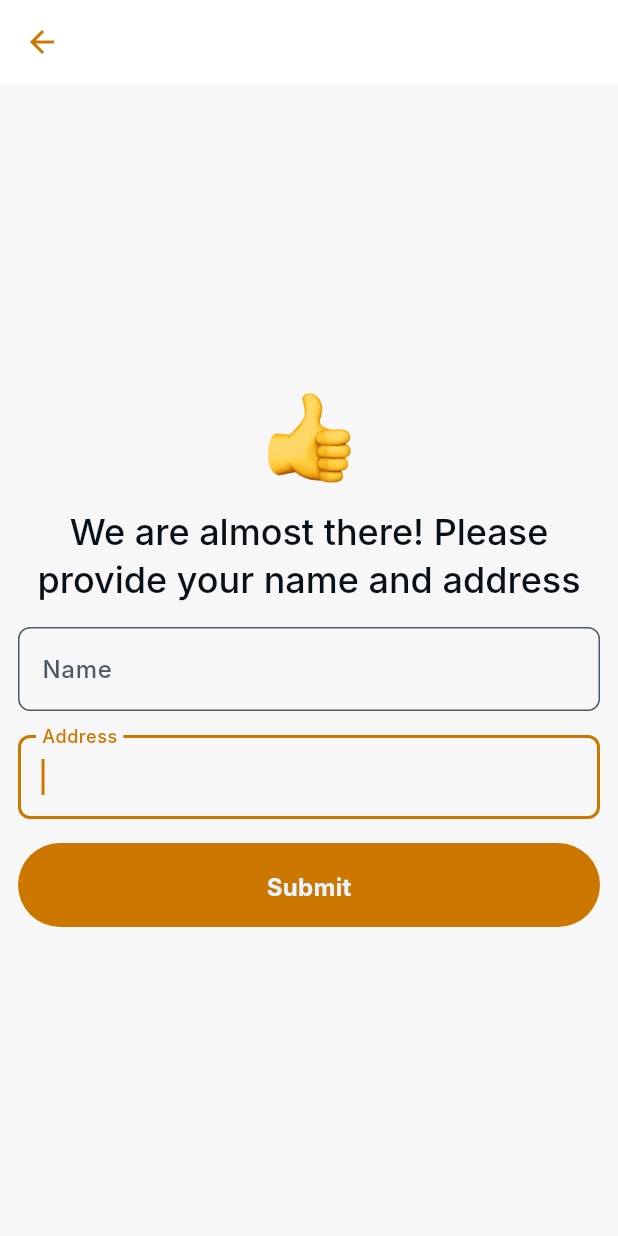
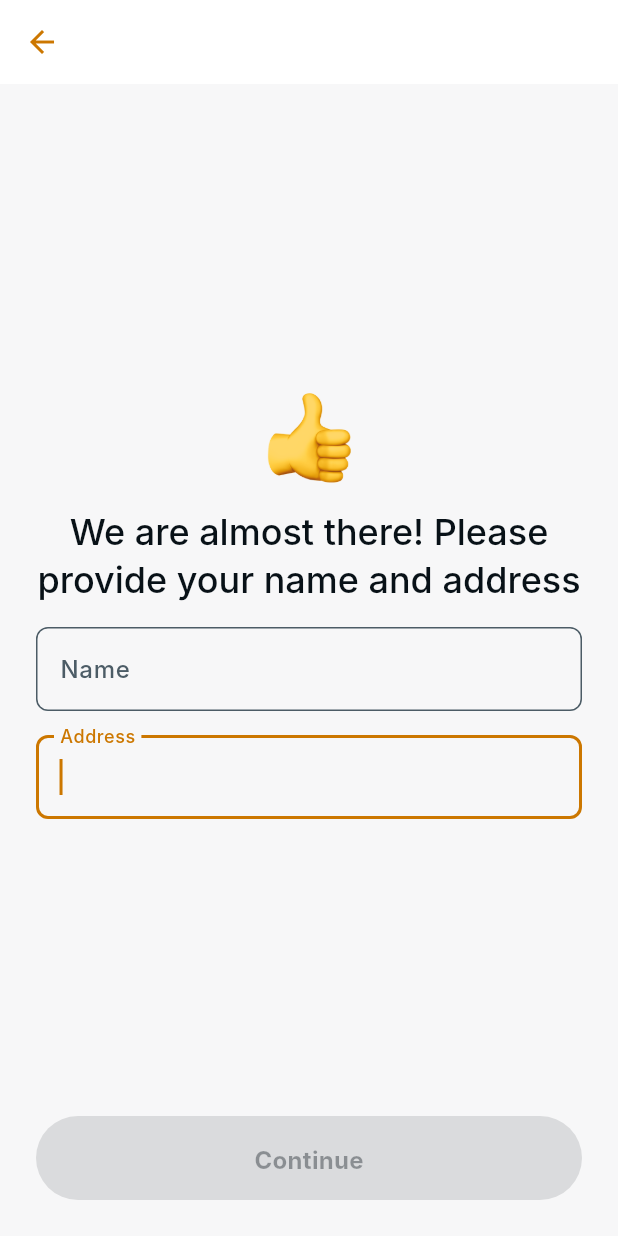
Before and after one commit to dccruzt/onboarding_form, a Flutter app: the CustomerDetailsScreen screen opened by its route, on a phone screen of 412 x 824 dp. Run offline on Flutter 3.47's test engine with Material 3 defaults, Android fonts, the phone set to English and light mode, and no system bars; our stand-ins replace equatable, flutter_bloc, flutter_svg, geocoding, geolocator, get_it; Roboto replaces fonts that are missing (Inter).

Commit message:
refactor: FormContent widget to include footer button

```diff
--- a/lib/ui/screens/customer_details/customer_details_screen.dart
+++ b/lib/ui/screens/customer_details/customer_details_screen.dart
@@ -1,9 +1,10 @@
 import 'package:flutter/material.dart';
 import 'package:flutter_bloc/flutter_bloc.dart';
-import 'package:onboarding_form/common/design_system/components/regular_filled_button.dart';
 
+import '../../../common/design_system/extensions/widget_list_ext.dart';
 import '../../../common/design_system/spacings.dart';
 import '../../controller/customer_details/customer_details_controller.dart';
+import '../../widgets/form_content.dart';
 
 class CustomerDetailsScreen extends StatefulWidget {
   const CustomerDetailsScreen({super.key, this.address});
@@ -46,7 +47,8 @@ class _CustomerDetailsScreenState extends State<CustomerDetailsScreen> {
                 listener: (context, state) {
                   _addressController.text = state.address ?? '';
                 },
-                child: Column(
+                child: FormContent(
+                  body: Column(
                     mainAxisAlignment: MainAxisAlignment.center,
                     children: [
                       Image.asset(
@@ -54,32 +56,25 @@ class _CustomerDetailsScreenState extends State<CustomerDetailsScreen> {
                         width: x15,
                         height: x15,
                       ),
-                    const SizedBox(height: x4),
                       Text(
                         'We are almost there! Please provide your name and address',
                         style: theme.textTheme.headlineSmall,
                         textAlign: TextAlign.center,
                       ),
-                    const SizedBox(height: x4),
                       TextField(
                         decoration: InputDecoration(labelText: 'Name'),
                         controller: _nameController,
                         focusNode: _nameFocusNode,
                       ),
-                    const SizedBox(height: x4),
                       TextField(
                         decoration: InputDecoration(labelText: 'Address'),
                         controller: _addressController,
                         focusNode: _addressFocusNode,
                         autofocus: true,
                       ),
-                    const SizedBox(height: x4),
-                    RegularFilledButton(
-                      onPressed: () {},
-                      text: 'Submit',
-                      expanded: true,
+                    ].withX4Spacer(),
                   ),
-                  ],
+                  onSubmitPressed: () {},
                 ),
               ),
             ),
--- a/lib/ui/screens/onboarding/steps/step_birthday_page.dart
+++ b/lib/ui/screens/onboarding/steps/step_birthday_page.dart
@@ -1,4 +1,6 @@
 import 'package:flutter/material.dart';
+
+import '../../../../common/design_system/extensions/widget_list_ext.dart';
 
 class StepBirthdayPage extends StatelessWidget {
   const StepBirthdayPage({super.key});
@@ -9,7 +11,9 @@ class StepBirthdayPage extends StatelessWidget {
 
     return Column(
       mainAxisAlignment: MainAxisAlignment.center,
-      children: [Text('Birthday Step', style: theme.textTheme.headlineSmall)],
+      children: [
+        Text('Birthday Step', style: theme.textTheme.headlineSmall),
+      ].withX4Spacer(),
     );
   }
 }
--- a/lib/ui/screens/onboarding/steps/step_breed_page.dart
+++ b/lib/ui/screens/onboarding/steps/step_breed_page.dart
@@ -1,5 +1,6 @@
 import 'package:flutter/material.dart';
 import 'package:flutter_bloc/flutter_bloc.dart';
+import 'package:onboarding_form/common/design_system/extensions/widget_list_ext.dart';
 
 import '../../../../common/design_system/components/regular_dropdown_button.dart';
 import '../../../../common/design_system/spacings.dart';
@@ -29,12 +30,10 @@ class StepBreedPage extends StatelessWidget {
             mainAxisAlignment: MainAxisAlignment.center,
             children: [
               Image.asset('assets/images/search.png', width: x15, height: x15),
-              const SizedBox(height: x4),
               Text(
                 'What breed is your doggy?',
                 style: theme.textTheme.headlineSmall,
               ),
-              const SizedBox(height: x4),
               if (state.breeds.isNotEmpty)
                 RegularDropdownButton<Breed>(
                   items: state.breeds,
@@ -43,7 +42,7 @@ class StepBreedPage extends StatelessWidget {
                   labelBuilder: (breed) => breed.name,
                   onTap: onboardingCubit.selectBreed,
                 ),
-            ],
+            ].withX4Spacer(),
           );
         },
       ),
--- a/lib/ui/screens/onboarding/steps/step_details_page.dart
+++ b/lib/ui/screens/onboarding/steps/step_details_page.dart
@@ -1,4 +1,6 @@
 import 'package:flutter/material.dart';
+
+import '../../../../common/design_system/extensions/widget_list_ext.dart';
 
 class StepDetailsPage extends StatelessWidget {
   const StepDetailsPage({super.key});
@@ -9,7 +11,9 @@ class StepDetailsPage extends StatelessWidget {
 
     return Column(
       mainAxisAlignment: MainAxisAlignment.center,
-      children: [Text('Details Step', style: theme.textTheme.headlineSmall)],
+      children: [
+        Text('Details Step', style: theme.textTheme.headlineSmall),
+      ].withX4Spacer(),
     );
   }
 }
--- a/lib/ui/screens/onboarding/steps/step_name_page.dart
+++ b/lib/ui/screens/onboarding/steps/step_name_page.dart
@@ -1,6 +1,7 @@
 import 'package:flutter/material.dart';
 import 'package:flutter_svg/svg.dart';
 
+import '../../../../common/design_system/extensions/widget_list_ext.dart';
 import '../../../../common/design_system/spacings.dart';
 import '../../../../domain/entities/breed.dart';
 import '../../../controller/onboarding/onboarding_controller.dart';
@@ -36,13 +37,11 @@ class _StepNamePageState extends State<StepNamePage> {
       mainAxisAlignment: MainAxisAlignment.center,
       children: [
         SvgPicture.asset('assets/images/dog_head.svg', width: x20, height: x20),
-        const SizedBox(height: x4),
         Text(
           'What is the name of your $label?',
           style: theme.textTheme.headlineSmall,
           textAlign: TextAlign.center,
         ),
-        const SizedBox(height: x4),
         TextField(
           focusNode: _focusNode,
           controller: _controller,
@@ -50,7 +49,7 @@ class _StepNamePageState extends State<StepNamePage> {
           textCapitalization: TextCapitalization.words,
           onChanged: OnboardingCubitProvider.of(context).setName,
         ),
-      ],
+      ].withX4Spacer(),
     );
   }
 }
--- a/lib/ui/screens/onboarding/steps/step_weight_page.dart
+++ b/lib/ui/screens/onboarding/steps/step_weight_page.dart
@@ -1,4 +1,6 @@
 import 'package:flutter/material.dart';
+
+import '../../../../common/design_system/extensions/widget_list_ext.dart';
 
 class StepWeightPage extends StatelessWidget {
   const StepWeightPage({super.key});
@@ -9,7 +11,9 @@ class StepWeightPage extends StatelessWidget {
 
     return Column(
       mainAxisAlignment: MainAxisAlignment.center,
-      children: [Text('Weight Step', style: theme.textTheme.headlineSmall)],
+      children: [
+        Text('Weight Step', style: theme.textTheme.headlineSmall),
+      ].withX4Spacer(),
     );
   }
 }
--- a/lib/ui/widgets/form_content.dart
+++ b/lib/ui/widgets/form_content.dart
@@ -1,17 +1,37 @@
 import 'package:flutter/material.dart';
 
+import '../../common/design_system/components/regular_filled_button.dart';
+import '../../common/design_system/extensions/widget_list_ext.dart';
 import '../../common/design_system/spacings.dart';
 
 class FormContent extends StatelessWidget {
-  const FormContent({super.key, required this.children});
+  const FormContent({
+    super.key,
+    required this.body,
+    this.submitEnabled = false,
+    required this.onSubmitPressed,
+  });
 
-  final List<Widget> children;
+  final Widget body;
+  final bool submitEnabled;
+
+  final VoidCallback onSubmitPressed;
 
   @override
   Widget build(BuildContext context) {
     return Padding(
       padding: const EdgeInsets.all(x3),
-      child: Column(children: children),
+      child: Column(
+        children: [
+          Flexible(child: body),
+          RegularFilledButton(
+            onPressed: onSubmitPressed,
+            text: 'Continue',
+            expanded: true,
+            enabled: submitEnabled,
+          ),
+        ].withX4Spacer(),
+      ),
     );
   }
 }
```
Also changed, not shown: lib/ui/controller/onboarding/onboarding_controller.dart (+12 -18 lines), lib/ui/screens/onboarding/onboarding_screen.dart (+3 -14 lines). Lines whose indentation alone changed are shown as unchanged.
